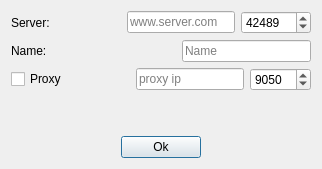
This is client/ultimate/AddServer.ui in alphaonex86/CatchChallenger as Qt 5 draws it before an edit. The edited form follows.
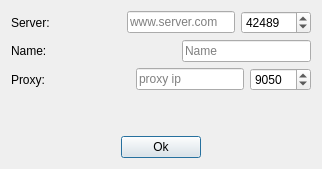
This is the edited form.

```diff
--- a/client/ultimate/AddServer.ui
+++ b/client/ultimate/AddServer.ui
@@ -101,9 +101,9 @@
    <item>
     <layout class="QHBoxLayout" name="horizontalLayout_4">
      <item>
-      <widget class="QCheckBox" name="proxy">
+      <widget class="QLabel" name="label_2">
        <property name="text">
-        <string>Proxy</string>
+        <string>Proxy:</string>
        </property>
       </widget>
      </item>
```
